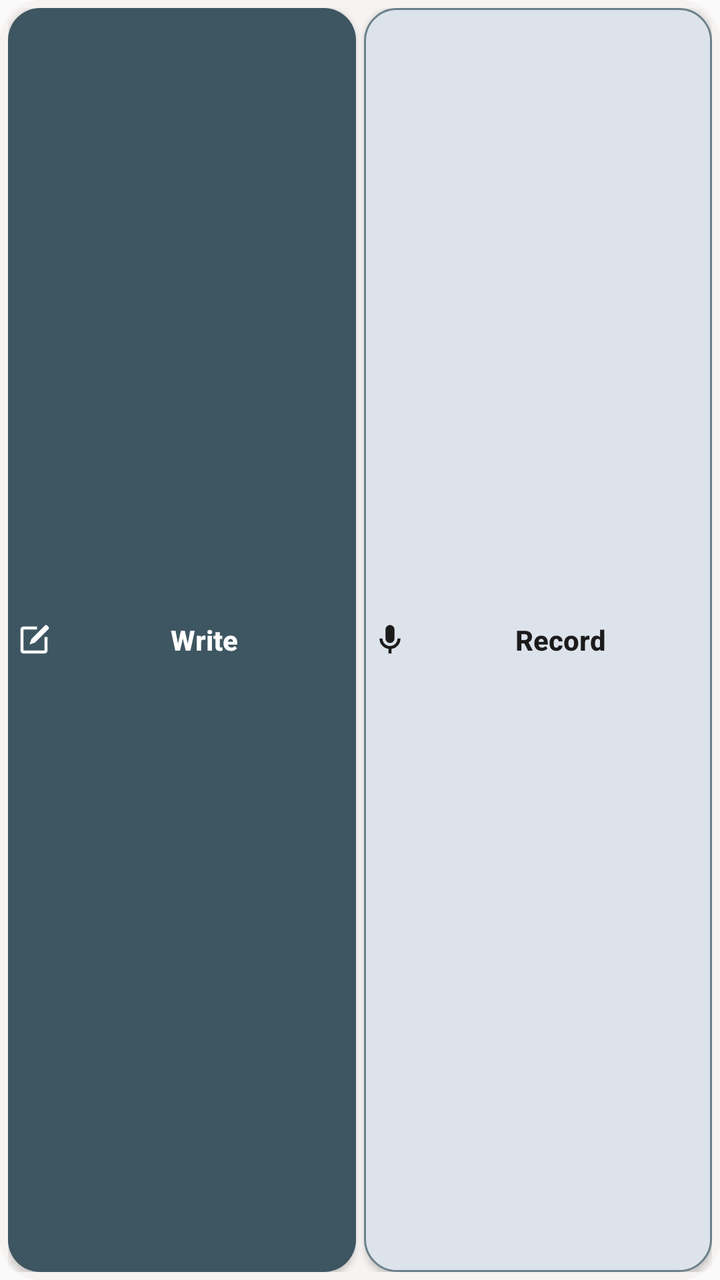
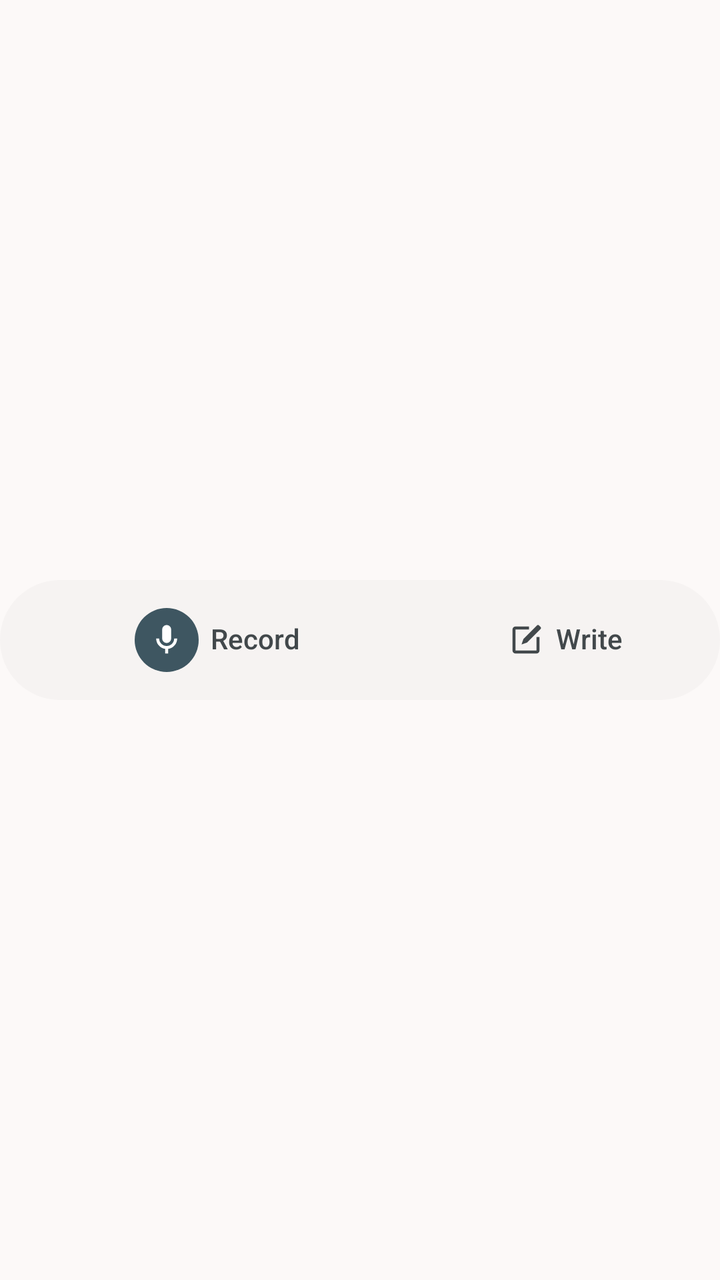

Before-and-after screenshots of an Android layout around one commit, followed by the original layout XML and the change that was made.
<!-- AndroidManifest.xml: application theme AppTheme -->
<!-- res/layout/quick_capture_widget.xml -->
<LinearLayout xmlns:android="http://schemas.android.com/apk/res/android"
    android:layout_width="match_parent"
    android:layout_height="match_parent"
    android:background="@drawable/quick_capture_widget_surface"
    android:gravity="center"
    android:orientation="horizontal"
    android:padding="4dp">

    <Button
        android:id="@+id/quick_capture_widget_button"
        android:layout_width="0dp"
        android:layout_height="match_parent"
        android:layout_weight="1"
        android:contentDescription="@string/quick_capture_widget_type_description"
        android:background="@drawable/quick_capture_widget_write_action"
        android:clickable="true"
        android:drawableStart="@drawable/quick_capture_widget_write_icon"
        android:drawablePadding="4dp"
        android:ellipsize="end"
        android:focusable="true"
        android:gravity="center"
        android:minHeight="48dp"
        android:paddingStart="4dp"
        android:paddingEnd="4dp"
        android:text="@string/quick_capture_widget_button"
        android:textAllCaps="false"
        android:textColor="@color/quick_capture_widget_write_text"
        android:textSize="14sp"
        android:textStyle="bold"
        android:maxLines="1" />

    <Button
        android:id="@+id/quick_record_widget_button"
        android:layout_width="0dp"
        android:layout_height="match_parent"
        android:layout_marginStart="4dp"
        android:layout_weight="1"
        android:contentDescription="@string/quick_record_widget_description"
        android:background="@drawable/quick_capture_widget_record_action"
        android:clickable="true"
        android:drawableStart="@drawable/quick_capture_widget_record_icon"
        android:drawablePadding="4dp"
        android:ellipsize="end"
        android:focusable="true"
        android:gravity="center"
        android:minHeight="48dp"
        android:paddingStart="4dp"
        android:paddingEnd="4dp"
        android:text="@string/quick_record_widget_button"
        android:textAllCaps="false"
        android:textColor="@color/quick_capture_widget_record_text"
        android:textSize="14sp"
        android:textStyle="bold"
        android:maxLines="1" />
</LinearLayout>
<!-- resources referenced by this layout -->
<resources>
  <color name="quick_capture_widget_record_text">#1C1B1B</color>
  <!-- drawable quick_capture_widget_record_action (drawable) -->
  <selector xmlns:android="http://schemas.android.com/apk/res/android">
      <item android:state_pressed="true">
          <shape android:shape="rectangle">
              <solid android:color="@color/quick_capture_widget_record_pressed" />
              <stroke android:width="1dp" android:color="@color/quick_capture_widget_record_outline" />
              <corners android:radius="16dp" />
          </shape>
      </item>
      <item>
          <shape android:shape="rectangle">
              <solid android:color="@color/quick_capture_widget_record" />
              <stroke android:width="1dp" android:color="@color/quick_capture_widget_record_outline" />
              <corners android:radius="16dp" />
          </shape>
      </item>
  </selector>
  <!-- drawable quick_capture_widget_record_icon (drawable) -->
  <vector xmlns:android="http://schemas.android.com/apk/res/android"
      android:width="18dp"
      android:height="18dp"
      android:viewportWidth="24"
      android:viewportHeight="24">
      <path
          android:fillColor="@color/quick_capture_widget_record_text"
          android:pathData="M12,14a3,3 0,0 0,3 -3V5a3,3 0,0 0,-6 0v6a3,3 0,0 0,3 3zM19,11h-2a5,5 0,0 1,-10 0H5a7,7 0,0 0,6 6.93V21h2v-3.07A7,7 0,0 0,19 11z" />
  </vector>
  <!-- drawable quick_capture_widget_surface (drawable) -->
  <shape xmlns:android="http://schemas.android.com/apk/res/android" android:shape="rectangle">
      <solid android:color="@color/quick_capture_widget_surface" />
      <corners android:radius="20dp" />
  </shape>
  <!-- drawable quick_capture_widget_write_action (drawable) -->
  <selector xmlns:android="http://schemas.android.com/apk/res/android">
      <item android:state_pressed="true">
          <shape android:shape="rectangle">
              <solid android:color="@color/quick_capture_widget_write_pressed" />
              <corners android:radius="16dp" />
          </shape>
      </item>
      <item>
          <shape android:shape="rectangle">
              <solid android:color="@color/quick_capture_widget_write" />
              <corners android:radius="16dp" />
          </shape>
      </item>
  </selector>
  <!-- drawable quick_capture_widget_write_icon (drawable) -->
  <vector xmlns:android="http://schemas.android.com/apk/res/android"
      android:width="18dp"
      android:height="18dp"
      android:viewportWidth="24"
      android:viewportHeight="24">
      <path
          android:fillColor="@color/quick_capture_widget_write_text"
          android:pathData="M3,5a2,2 0,0 1,2 -2h9v2H5v14h14v-9h2v9a2,2 0,0 1,-2 2H5a2,2 0,0 1,-2 -2zM20.7,2.3a1,1 0,0 0,-1.4 0l-9,9L9,15l3.7,-1.3 9,-9a1,1 0,0 0,0 -1.4z" />
  </vector>
  <style name="AppTheme" parent="Theme.AppCompat.DayNight.NoActionBar">
          
          <item name="android:editTextBackground">@drawable/rn_edit_text_material</item>
      </style>
  <color name="quick_capture_widget_record_outline">#6B808A</color>
  <color name="quick_capture_widget_record">#DDE3EB</color>
  <!-- unchanged entries left out for length: 10 -->
</resources>

<!-- the commit's change to res/layout/quick_capture_widget.xml (unified diff, before → after) -->
@@ -1,55 +1,187 @@
-<LinearLayout xmlns:android="http://schemas.android.com/apk/res/android"
+<FrameLayout xmlns:android="http://schemas.android.com/apk/res/android"
     android:layout_width="match_parent"
-    android:layout_height="match_parent"
-    android:background="@drawable/quick_capture_widget_surface"
-    android:gravity="center"
-    android:orientation="horizontal"
-    android:padding="4dp">
+    android:layout_height="match_parent">
 
-    <Button
-        android:id="@+id/quick_capture_widget_button"
-        android:layout_width="0dp"
-        android:layout_height="match_parent"
-        android:layout_weight="1"
-        android:contentDescription="@string/quick_capture_widget_type_description"
-        android:background="@drawable/quick_capture_widget_write_action"
-        android:clickable="true"
-        android:drawableStart="@drawable/quick_capture_widget_write_icon"
-        android:drawablePadding="4dp"
-        android:ellipsize="end"
-        android:focusable="true"
-        android:gravity="center"
-        android:minHeight="48dp"
-        android:paddingStart="4dp"
-        android:paddingEnd="4dp"
-        android:text="@string/quick_capture_widget_button"
-        android:textAllCaps="false"
-        android:textColor="@color/quick_capture_widget_write_text"
-        android:textSize="14sp"
-        android:textStyle="bold"
-        android:maxLines="1" />
+    <FrameLayout
+        android:id="@+id/quick_capture_widget_bar"
+        android:layout_width="match_parent"
+        android:layout_height="60dp"
+        android:layout_gravity="center_vertical"
+        android:background="@drawable/quick_capture_widget_surface"
+        android:padding="6dp">
 
-    <Button
-        android:id="@+id/quick_record_widget_button"
-        android:layout_width="0dp"
-        android:layout_height="match_parent"
-        android:layout_marginStart="4dp"
-        android:layout_weight="1"
-        android:contentDescription="@string/quick_record_widget_description"
-        android:background="@drawable/quick_capture_widget_record_action"
-        android:clickable="true"
-        android:drawableStart="@drawable/quick_capture_widget_record_icon"
-        android:drawablePadding="4dp"
-        android:ellipsize="end"
-        android:focusable="true"
-        android:gravity="center"
-        android:minHeight="48dp"
-        android:paddingStart="4dp"
-        android:paddingEnd="4dp"
-        android:text="@string/quick_record_widget_button"
-        android:textAllCaps="false"
-        android:textColor="@color/quick_capture_widget_record_text"
-        android:textSize="14sp"
-        android:textStyle="bold"
-        android:maxLines="1" />
-</LinearLayout>
+        <LinearLayout
+            android:id="@+id/quick_capture_widget_idle"
+            android:layout_width="match_parent"
+            android:layout_height="match_parent"
+            android:gravity="center_vertical"
+            android:orientation="horizontal">
+
+            <LinearLayout
+                android:id="@+id/quick_record_widget_button"
+                android:layout_width="0dp"
+                android:layout_height="match_parent"
+                android:layout_weight="1.45"
+                android:background="@drawable/quick_capture_widget_write_action"
+                android:clickable="true"
+                android:contentDescription="@string/quick_record_widget_description"
+                android:focusable="true"
+                android:gravity="center"
+                android:importantForAccessibility="yes"
+                android:minHeight="48dp"
+                android:orientation="horizontal">
+
+                <ImageView
+                    android:layout_width="32dp"
+                    android:layout_height="32dp"
+                    android:background="@drawable/quick_capture_widget_mic_surface"
+                    android:duplicateParentState="true"
+                    android:importantForAccessibility="no"
+                    android:padding="7dp"
+                    android:src="@drawable/quick_capture_widget_record_icon" />
+
+                <TextView
+                    android:id="@+id/quick_capture_widget_record_label"
+                    android:layout_width="wrap_content"
+                    android:layout_height="wrap_content"
+                    android:layout_marginStart="6dp"
+                    android:ellipsize="end"
+                    android:fontFamily="sans-serif-medium"
+                    android:importantForAccessibility="no"
+                    android:includeFontPadding="false"
+                    android:maxLines="1"
+                    android:text="@string/quick_record_widget_button"
+                    android:textColor="@color/quick_capture_widget_secondary_text"
+                    android:textSize="14sp" />
+            </LinearLayout>
+
+            <LinearLayout
+                android:id="@+id/quick_capture_widget_button"
+                android:layout_width="0dp"
+                android:layout_height="match_parent"
+                android:layout_weight="1"
+                android:background="@drawable/quick_capture_widget_write_action"
+                android:clickable="true"
+                android:contentDescription="@string/quick_capture_widget_type_description"
+                android:focusable="true"
+                android:gravity="center"
+                android:importantForAccessibility="yes"
+                android:minHeight="48dp"
+                android:orientation="horizontal">
+
+                <ImageView
+                    android:layout_width="18dp"
+                    android:layout_height="18dp"
+                    android:importantForAccessibility="no"
+                    android:src="@drawable/quick_capture_widget_write_icon" />
+
+                <TextView
+                    android:id="@+id/quick_capture_widget_write_label"
+                    android:layout_width="wrap_content"
+                    android:layout_height="wrap_content"
+                    android:layout_marginStart="6dp"
+                    android:ellipsize="end"
+                    android:fontFamily="sans-serif-medium"
+                    android:importantForAccessibility="no"
+                    android:includeFontPadding="false"
+                    android:maxLines="1"
+                    android:text="@string/quick_capture_widget_button"
+                    android:textColor="@color/quick_capture_widget_secondary_text"
+                    android:textSize="14sp" />
+            </LinearLayout>
+        </LinearLayout>
+
+        <LinearLayout
+            android:id="@+id/quick_capture_widget_recording"
+            android:layout_width="match_parent"
+            android:layout_height="match_parent"
+            android:gravity="center_vertical"
+            android:orientation="horizontal"
+            android:paddingStart="12dp"
+            android:paddingEnd="0dp"
+            android:visibility="gone">
+
+            <ImageView
+                android:id="@+id/quick_capture_widget_live_dot"
+                android:layout_width="8dp"
+                android:layout_height="8dp"
+                android:importantForAccessibility="no"
+                android:src="@drawable/quick_capture_widget_live_dot" />
+
+            <ProgressBar
+                android:id="@+id/quick_capture_widget_progress"
+                style="?android:attr/progressBarStyleSmall"
+                android:layout_width="16dp"
+                android:layout_height="16dp"
+                android:indeterminate="true"
+                android:indeterminateTint="@color/quick_capture_widget_secondary_text"
+                android:visibility="gone" />
+
+            <TextView
+                android:id="@+id/quick_capture_widget_recording_label"
+                android:layout_width="0dp"
+                android:layout_height="wrap_content"
+                android:layout_marginStart="10dp"
+                android:layout_weight="1"
+                android:includeFontPadding="false"
+                android:text="@string/quick_capture_widget_saving"
+                android:textColor="@color/quick_capture_widget_secondary_text"
+                android:textSize="14sp"
+                android:visibility="gone" />
+
+            <Chronometer
+                android:id="@+id/quick_capture_widget_timer"
+                android:layout_width="0dp"
+                android:layout_height="wrap_content"
+                android:layout_marginStart="10dp"
+                android:layout_weight="1"
+                android:contentDescription="@string/quick_record_widget_timer_description"
+                android:autoSizeTextType="uniform"
+                android:autoSizeMinTextSize="12sp"
+                android:autoSizeMaxTextSize="17sp"
+                android:autoSizeStepGranularity="1sp"
+                android:fontFamily="sans-serif-medium"
+                android:fontFeatureSettings="tnum"
+                android:includeFontPadding="false"
+                android:textColor="@color/quick_capture_widget_secondary_text"
+                android:textSize="17sp" />
+
+            <TextView
+                android:id="@+id/quick_capture_widget_stop"
+                android:layout_width="68dp"
+                android:layout_height="match_parent"
+                android:background="@drawable/quick_capture_widget_record_action"
+                android:clickable="true"
+                android:contentDescription="@string/quick_record_widget_stop_description"
+                android:focusable="true"
+                android:fontFamily="sans-serif-medium"
+                android:gravity="center"
+                android:includeFontPadding="false"
+                android:minHeight="48dp"
+                android:text="@string/quick_record_widget_stop"
+                android:textColor="@color/quick_capture_widget_write_text"
+                android:textSize="14sp" />
+        </LinearLayout>
+
+        <TextView
+            android:id="@+id/quick_capture_widget_saved"
+            android:layout_width="match_parent"
+            android:layout_height="match_parent"
+            android:gravity="center"
+            android:text="@string/quick_capture_widget_saved"
+            android:textColor="@color/quick_capture_widget_secondary_text"
+            android:textSize="14sp"
+            android:visibility="gone" />
+
+        <TextView
+            android:id="@+id/quick_capture_widget_feedback"
+            android:layout_width="match_parent"
+            android:layout_height="match_parent"
+            android:ellipsize="end"
+            android:gravity="center"
+            android:maxLines="1"
+            android:textColor="@color/quick_capture_widget_secondary_text"
+            android:textSize="13sp"
+            android:visibility="gone" />
+    </FrameLayout>
+</FrameLayout>
<!-- resource entries referenced after the edit -->
@@ -1,20 +1,35 @@
 <!-- resources referenced by this layout -->
 <resources>
-  <color name="quick_capture_widget_record_text">#1C1B1B</color>
+  <color name="quick_capture_widget_secondary_text">#42484B</color>
+  <!-- drawable quick_capture_widget_live_dot (drawable) -->
+  <shape xmlns:android="http://schemas.android.com/apk/res/android" android:shape="oval">
+      <solid android:color="@color/quick_capture_widget_live" />
+  </shape>
+  <!-- drawable quick_capture_widget_mic_surface (drawable) -->
+  <selector xmlns:android="http://schemas.android.com/apk/res/android">
+      <item android:state_pressed="true">
+          <shape android:shape="oval">
+              <solid android:color="@color/quick_capture_widget_write_pressed" />
+          </shape>
+      </item>
+      <item>
+          <shape android:shape="oval">
+              <solid android:color="@color/quick_capture_widget_write" />
+          </shape>
+      </item>
+  </selector>
   <!-- drawable quick_capture_widget_record_action (drawable) -->
   <selector xmlns:android="http://schemas.android.com/apk/res/android">
       <item android:state_pressed="true">
           <shape android:shape="rectangle">
-              <solid android:color="@color/quick_capture_widget_record_pressed" />
-              <stroke android:width="1dp" android:color="@color/quick_capture_widget_record_outline" />
-              <corners android:radius="16dp" />
+              <solid android:color="@color/quick_capture_widget_write_pressed" />
+              <corners android:radius="14dp" />
           </shape>
       </item>
       <item>
           <shape android:shape="rectangle">
-              <solid android:color="@color/quick_capture_widget_record" />
-              <stroke android:width="1dp" android:color="@color/quick_capture_widget_record_outline" />
-              <corners android:radius="16dp" />
+              <solid android:color="@color/quick_capture_widget_write" />
+              <corners android:radius="14dp" />
           </shape>
       </item>
   </selector>
@@ -25,26 +40,26 @@
       android:viewportWidth="24"
       android:viewportHeight="24">
       <path
-          android:fillColor="@color/quick_capture_widget_record_text"
+          android:fillColor="@color/quick_capture_widget_write_text"
           android:pathData="M12,14a3,3 0,0 0,3 -3V5a3,3 0,0 0,-6 0v6a3,3 0,0 0,3 3zM19,11h-2a5,5 0,0 1,-10 0H5a7,7 0,0 0,6 6.93V21h2v-3.07A7,7 0,0 0,19 11z" />
   </vector>
   <!-- drawable quick_capture_widget_surface (drawable) -->
   <shape xmlns:android="http://schemas.android.com/apk/res/android" android:shape="rectangle">
       <solid android:color="@color/quick_capture_widget_surface" />
-      <corners android:radius="20dp" />
+      <corners android:radius="30dp" />
   </shape>
   <!-- drawable quick_capture_widget_write_action (drawable) -->
   <selector xmlns:android="http://schemas.android.com/apk/res/android">
       <item android:state_pressed="true">
           <shape android:shape="rectangle">
-              <solid android:color="@color/quick_capture_widget_write_pressed" />
-              <corners android:radius="16dp" />
+              <solid android:color="@color/quick_capture_widget_record_pressed" />
+              <corners android:radius="24dp" />
           </shape>
       </item>
       <item>
           <shape android:shape="rectangle">
-              <solid android:color="@color/quick_capture_widget_write" />
-              <corners android:radius="16dp" />
+              <solid android:color="@android:color/transparent" />
+              <corners android:radius="24dp" />
           </shape>
       </item>
   </selector>
@@ -55,15 +70,67 @@
       android:viewportWidth="24"
       android:viewportHeight="24">
       <path
-          android:fillColor="@color/quick_capture_widget_write_text"
+          android:fillColor="@color/quick_capture_widget_secondary_text"
           android:pathData="M3,5a2,2 0,0 1,2 -2h9v2H5v14h14v-9h2v9a2,2 0,0 1,-2 2H5a2,2 0,0 1,-2 -2zM20.7,2.3a1,1 0,0 0,-1.4 0l-9,9L9,15l3.7,-1.3 9,-9a1,1 0,0 0,0 -1.4z" />
   </vector>
-  <style name="AppTheme" parent="Theme.AppCompat.DayNight.NoActionBar">
+  <string name="quick_capture_widget_saved">Saved on this device</string>
+  <string name="quick_capture_widget_saving">Saving voice note...</string>
+  <string name="quick_record_widget_stop">Stop</string>
+  <string name="quick_record_widget_stop_description">Stop and save voice recording.</string>
+  <string name="quick_record_widget_timer_description">Voice recording duration</string>
+  <style name="AppTheme" parent="AppThemeBase">
+          <item name="android:windowLightStatusBar">true</item>
+      </style>
+  <color name="quick_capture_widget_live">#BA1A1A</color>
+  <style name="AppThemeBase" parent="Theme.AppCompat.DayNight.NoActionBar">
           
           <item name="android:editTextBackground">@drawable/rn_edit_text_material</item>
+          <item name="android:windowBackground">@color/tn_color_background</item>
+          <item name="android:statusBarColor">@color/tn_color_background</item>
+          <item name="android:navigationBarColor">@color/tn_color_background</item>
+          <item name="tnColorBackground">@color/tn_color_background</item>
+          <item name="tnColorSurface">@color/tn_color_surface</item>
+          <item name="tnColorSurfaceContainerLowest">@color/tn_color_surface_container_lowest</item>
+          <item name="tnColorSurfaceContainerLow">@color/tn_color_surface_container_low</item>
+          <item name="tnColorSurfaceContainer">@color/tn_color_surface_container</item>
+          <item name="tnColorSurfaceContainerHigh">@color/tn_color_surface_container_high</item>
+          <item name="tnColorSurfaceContainerHighest">@color/tn_color_surface_container_highest</item>
+          <item name="tnColorSurfaceVariant">@color/tn_color_surface_variant</item>
+          <item name="tnColorOnSurface">@color/tn_color_on_surface</item>
+          <item name="tnColorOnSurfaceVariant">@color/tn_color_on_surface_variant</item>
+          <item name="tnColorOutline">@color/tn_color_outline</item>
+          <item name="tnColorOutlineVariant">@color/tn_color_outline_variant</item>
+          <item name="tnColorPrimary">@color/tn_color_primary</item>
+          <item name="tnColorPrimaryContainer">@color/tn_color_primary_container</item>
+          <item name="tnColorOnPrimaryContainer">@color/tn_color_on_primary_container</item>
+          <item name="tnColorSwitchThumb">@color/tn_color_switch_thumb</item>
+          <item name="tnColorSecondaryContainer">@color/tn_color_secondary_container</item>
+          <item name="tnColorTertiary">@color/tn_color_tertiary</item>
+          <item name="tnColorError">@color/tn_color_error</item>
+          <item name="tnColorErrorContainer">@color/tn_color_error_container</item>
+          <item name="tnColorShadow">@color/tn_color_shadow</item>
       </style>
-  <color name="quick_capture_widget_record_outline">#6B808A</color>
-  <color name="quick_capture_widget_record">#DDE3EB</color>
+  <color name="tn_color_background">#FCF9F8</color>
+  <color name="tn_color_surface">#FCF9F8</color>
+  <color name="tn_color_surface_container_lowest">#FFFFFF</color>
+  <color name="tn_color_surface_container_low">#F6F3F2</color>
+  <color name="tn_color_surface_container">#F0EDEC</color>
+  <color name="tn_color_surface_container_high">#EBE7E7</color>
+  <color name="tn_color_surface_container_highest">#E5E2E1</color>
+  <color name="tn_color_surface_variant">#E5E2E1</color>
+  <color name="tn_color_on_surface">#1C1B1B</color>
+  <color name="tn_color_on_surface_variant">#42484B</color>
+  <color name="tn_color_outline">#72787B</color>
+  <color name="tn_color_outline_variant">#C2C7CB</color>
+  <color name="tn_color_primary">#3E5661</color>
+  <color name="tn_color_primary_container">#566E7A</color>
+  <color name="tn_color_on_primary_container">#FFFFFF</color>
+  <color name="tn_color_switch_thumb">#FFFFFF</color>
+  <color name="tn_color_secondary_container">#DDE3EB</color>
+  <color name="tn_color_tertiary">#694C35</color>
+  <color name="tn_color_error">#BA1A1A</color>
+  <color name="tn_color_error_container">#FFDAD6</color>
+  <color name="tn_color_shadow">#141C1B1B</color>
   <!-- unchanged entries left out for length: 10 -->
 </resources>
 
